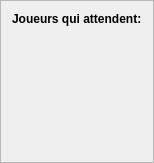
dsarrut/btm, file mainwindow/btmQWaitingPlayersWidget.ui: the form before one commit.
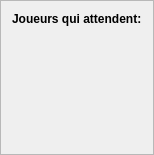
The form after the commit. Icons and pictures are not drawn. Custom widgets are drawn as their Qt base class.

What changed in the file:
```diff
--- a/mainwindow/btmQWaitingPlayersWidget.ui
+++ b/mainwindow/btmQWaitingPlayersWidget.ui
@@ -7,7 +7,7 @@
     <x>0</x>
     <y>0</y>
     <width>148</width>
-    <height>163</height>
+    <height>155</height>
    </rect>
   </property>
   <property name="windowTitle">
@@ -19,7 +19,7 @@
   <property name="frameShadow">
    <enum>QFrame::Raised</enum>
   </property>
-  <layout class="QVBoxLayout" name="verticalLayout">
+  <layout class="QVBoxLayout" name="verticalLayout_2">
    <item>
     <widget class="QLabel" name="label">
      <property name="font">
@@ -34,20 +34,33 @@
     </widget>
    </item>
    <item>
+    <layout class="QHBoxLayout" name="horizontalLayout_4">
+     <property name="leftMargin">
+      <number>10</number>
+     </property>
+     <property name="rightMargin">
+      <number>0</number>
+     </property>
+     <item>
+      <widget class="QLabel" name="label_2">
+       <property name="text">
+        <string/>
+       </property>
+       <property name="pixmap">
+        <pixmap resource="resource.qrc">:/icons/icons/face-tired.png</pixmap>
+       </property>
+      </widget>
+     </item>
+     <item>
+      <layout class="QVBoxLayout" name="verticalLayout">
+       <property name="spacing">
+        <number>0</number>
+       </property>
+       <property name="rightMargin">
+        <number>5</number>
+       </property>
+       <item>
     <layout class="QHBoxLayout" name="horizontalLayout">
-     <item>
-      <spacer name="horizontalSpacer">
-       <property name="orientation">
-        <enum>Qt::Horizontal</enum>
-       </property>
-       <property name="sizeHint" stdset="0">
-        <size>
-         <width>40</width>
-         <height>20</height>
-        </size>
-       </property>
-      </spacer>
-     </item>
      <item>
       <widget class="QPlayerWidget" name="widgetPlayer1" native="true"/>
      </item>
@@ -71,19 +84,6 @@
      <property name="spacing">
       <number>0</number>
      </property>
-     <item>
-      <spacer name="horizontalSpacer_3">
-       <property name="orientation">
-        <enum>Qt::Horizontal</enum>
-       </property>
-       <property name="sizeHint" stdset="0">
-        <size>
-         <width>40</width>
-         <height>20</height>
-        </size>
-       </property>
-      </spacer>
-     </item>
      <item>
       <widget class="QPlayerWidget" name="widgetPlayer2" native="true"/>
      </item>
@@ -107,19 +107,6 @@
      <property name="spacing">
       <number>0</number>
      </property>
-     <item>
-      <spacer name="horizontalSpacer_5">
-       <property name="orientation">
-        <enum>Qt::Horizontal</enum>
-       </property>
-       <property name="sizeHint" stdset="0">
-        <size>
-         <width>40</width>
-         <height>20</height>
-        </size>
-       </property>
-      </spacer>
-     </item>
      <item>
       <widget class="QPlayerWidget" name="widgetPlayer3" native="true"/>
      </item>
@@ -138,6 +125,10 @@
      </item>
     </layout>
    </item>
+      </layout>
+     </item>
+    </layout>
+   </item>
    <item>
     <spacer name="verticalSpacer">
      <property name="orientation">
```
Left out of the diff: 4 changed lines with no effect on the pictures. Lines whose indentation alone changed are shown as unchanged.
